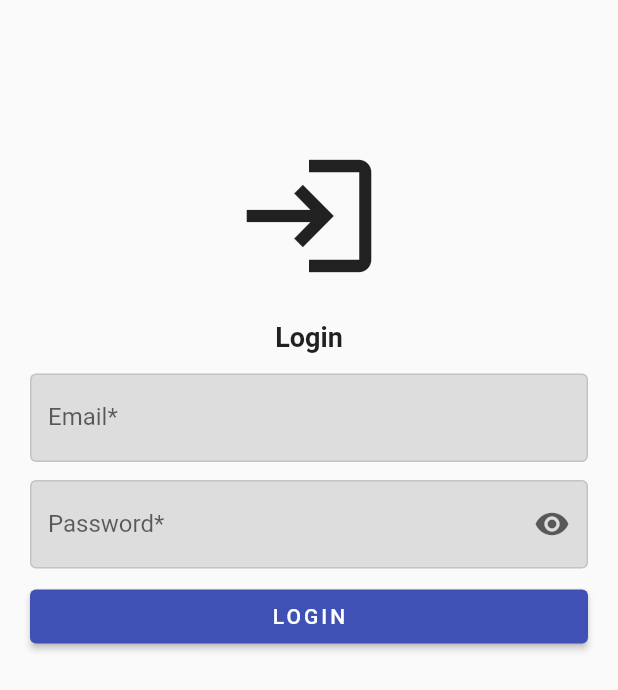
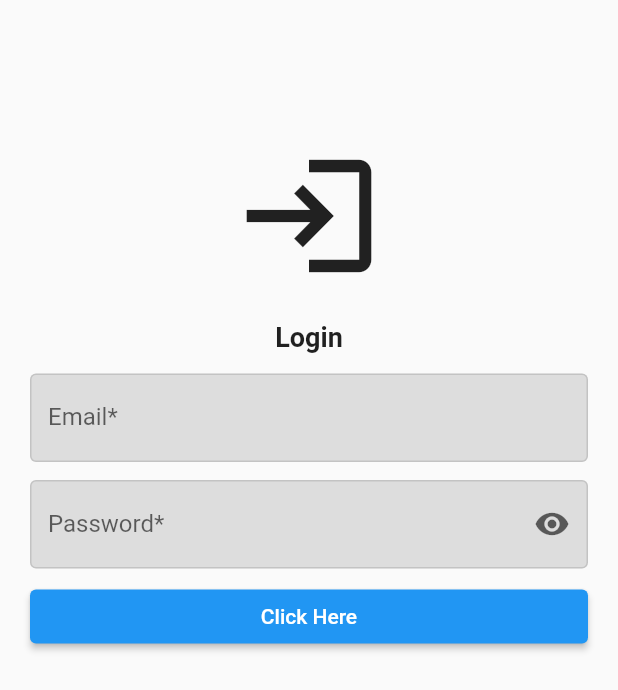
Before and after one commit to kosbaship/feature_oriented, a Flutter app: the screen it shows after launch, on a phone screen of 412 x 824 dp. Shown: the top 690 px of the screen. Run offline on Flutter 3.47's test engine with Material 2 defaults, Android fonts, the phone set to English and light mode, and no system bars; our stand-ins replace bloc, connectivity_plus, dartz, dio, equatable, flutter_bloc and 1 more.

```diff
--- a/lib/feature/login/data/datasources/login_remote_datasource.dart
+++ b/lib/feature/login/data/datasources/login_remote_datasource.dart
@@ -23,6 +23,6 @@ class LoginRemoteDataSourceImpl extends LoginRemoteDataSource {
     if (response.statusCode != 200) {
       throw ServerException();
     }
-    return LoginModel.fromJson(response.data);
+    return Login.fromJson(response.data);
   }
 }
--- a/lib/feature/login/presentation/page/login.dart
+++ b/lib/feature/login/presentation/page/login.dart
@@ -112,7 +112,7 @@ class _LoginPageState extends State<LoginPage> {
             width: 100,
             height: 100,
             child: Icon(
-               Icons.login,
+              Icons.login,
               size: 100,
             ),
           ),
@@ -144,33 +144,15 @@ class _LoginPageState extends State<LoginPage> {
         return currState is! LoggedState;
       },
       builder: (context, state) {
-        if (state is NotLoggedState || state is ErrorState) {
-          if (state is ErrorState) {
-            _snackBar!.hideAll();
-            _snackBar!.showErrorSnackBar(state.message);
-          }
-          return RaisedButton(
-            key: const Key("login"),
-            shape: RoundedRectangleBorder(
-              borderRadius: BorderRadius.circular(4.0),
-            ),
-            color: CustomColor.logoBlue,
-            onPressed: () => context.read<LoginCubit>().signInUser(
-                      inputs: LoginParams(
-                    email: _emailEditingController.text,
-                    password: _passwordEditingController.text,
-                  )),
-            child: Text(
-              "LOGIN",
-              style: CustomTheme.mainTheme.textTheme.button,
-            ),
-          );
-        } else if (state is LoadingState) {
-          _snackBar!.hideAll();
-          _snackBar!.showLoadingSnackBar();
-          return Container();
-        }
-        return Container();
+        return ElevatedButton(
+          onPressed: () {
+            context.read<LoginCubit>().signInUser(
+                  email: 'kosba@gmail.com',
+                  password: '123456',
+                );
+          },
+          child: const Text('Click Here'),
+        );
       },
     );
   }
```
Also changed, not shown: lib/feature/login/data/models/login_model.dart (+83 -3 lines), lib/feature/login/presentation/cubit/login_cubit.dart (+6 -4 lines).
